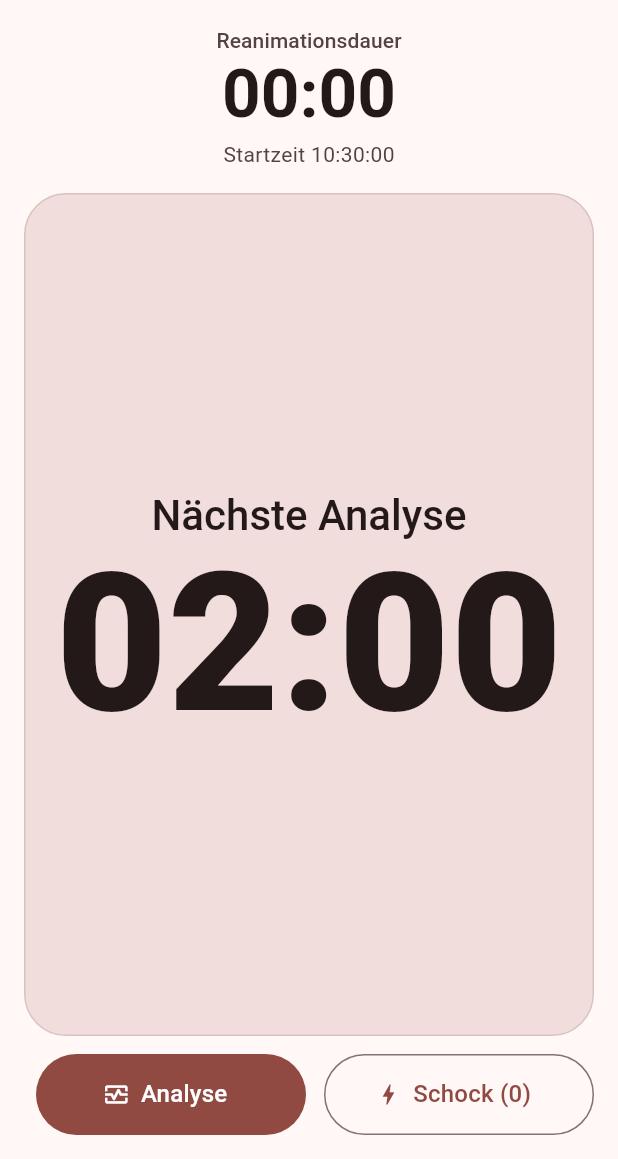
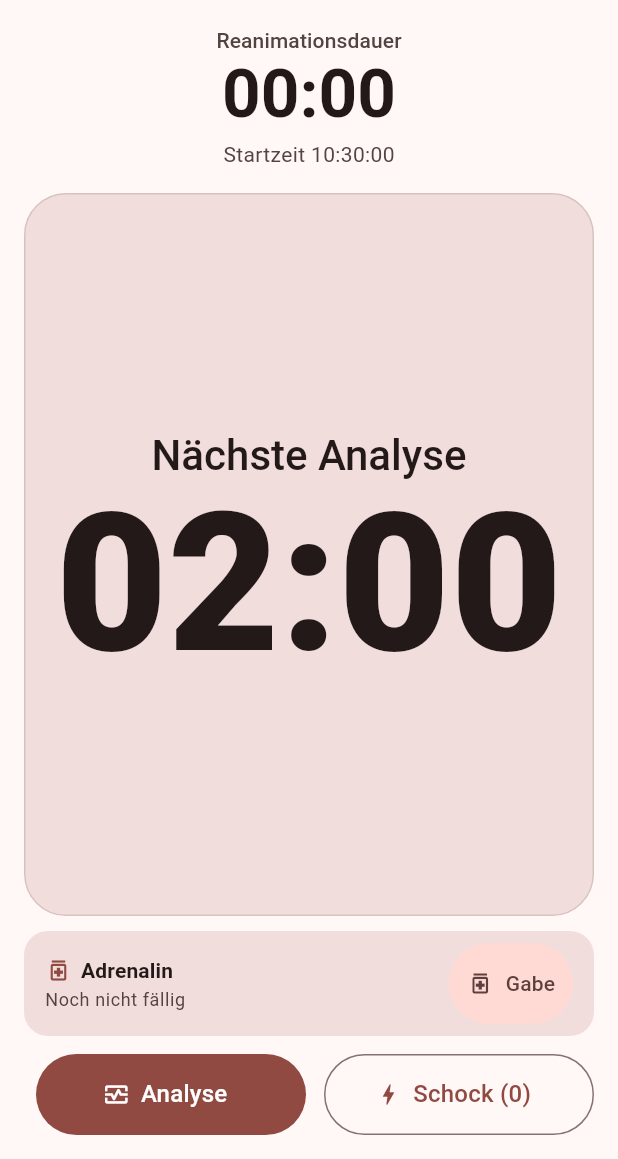
Before and after one commit to simonhauck/hp-cpr, a Flutter app: the screen it shows after launch, after a tap on "Jetzt starten", on a phone screen of 412 x 824 dp, the part 77-1236 px from its top. Run offline on Flutter 3.47's test engine with Material 3 defaults, Android fonts, the phone set to English and light mode, and no system bars; our stand-ins replace wakelock_plus.

Commit message:
feat(adrenalin): track the 3-5 minute Zeitfenster (#24)
Add Adrenalin doses and the 3-5 minute Zeitfenster. The first-dose hint follows the latest rhythm result and the Leitlinienprofil shock threshold; doses are recorded only when tapped.

The window starts at each dose, shows waiting/due/overdue states with 3:00/5:00 markers, and continues across phases. The running page gains a compact medication panel with the last dose time.

Closes #5

```diff
--- a/lib/features/leitlinienprofil/domain/leitlinienprofil.dart
+++ b/lib/features/leitlinienprofil/domain/leitlinienprofil.dart
@@ -17,4 +17,16 @@ enum Leitlinienprofil {
     Leitlinienprofil.aha2025 => const Duration(seconds: 10),
     Leitlinienprofil.erc2025 => const Duration(seconds: 5),
   };
+
+  /// The active Schock count at which the first Adrenalin dose is due.
+  int get adrenalinErsteGabeNachSchock => switch (this) {
+    Leitlinienprofil.aha2025 => 2,
+    Leitlinienprofil.erc2025 => 3,
+  };
+
+  /// The earliest time in the Adrenalin Zeitfenster.
+  Duration get adrenalinZeitfensterFruehestens => const Duration(minutes: 3);
+
+  /// The latest time in the Adrenalin Zeitfenster.
+  Duration get adrenalinZeitfensterSpaetestens => const Duration(minutes: 5);
 }
--- /dev/null
+++ b/lib/features/reanimationsfall/domain/adrenalin.dart
@@ -0,0 +1,13 @@
+/// The state of the 3–5 minute Adrenalin Zeitfenster.
+enum AdrenalinZeitfensterZustand { keine, wartet, faellig, ueberfaellig }
+
+/// A recorded Adrenalin dose.
+class AdrenalinGabe {
+  const AdrenalinGabe({required this.zeitpunkt, this.dosisMg = 1});
+
+  /// The elapsed time since the Startzeit when the dose was recorded.
+  final Duration zeitpunkt;
+
+  /// The administered dose in milligrams.
+  final int dosisMg;
+}
--- a/lib/features/reanimationsfall/domain/reanimationsfall.dart
+++ b/lib/features/reanimationsfall/domain/reanimationsfall.dart
@@ -1,5 +1,6 @@
 import 'package:hp_cpr/core/clock.dart';
 import 'package:hp_cpr/features/leitlinienprofil/domain/leitlinienprofil.dart';
+import 'package:hp_cpr/features/reanimationsfall/domain/adrenalin.dart';
 import 'package:hp_cpr/features/reanimationsfall/domain/rhythmusanalyse.dart';
 import 'package:hp_cpr/features/reanimationsfall/domain/schock.dart';
 
@@ -59,6 +60,9 @@ class Reanimationsfall {
       [];
   final List<SchockEreignis> _schocks = [];
   final List<SchockRueckgaengig> _schockRueckgaengigkeiten = [];
+  final List<AdrenalinGabe> _adrenalinGaben = [];
+  RhythmusanalyseErgebnis? _adrenalinAusloesendesErgebnis;
+  bool _ersteAdrenalinGabeFaellig = false;
 
   /// The monotonic timeline shifted by intervals recovered from the wall clock.
   Duration _monotonicNow() => _clock.monotonicNow() + _monotonicAdjustment;
@@ -125,6 +129,16 @@ class Reanimationsfall {
       _schockpauseOpeningSchockIndex = _schocks.length - 1;
       _isSchockpause = true;
     }
+
+    _updateAdrenalinGabeFaelligkeit();
+  }
+
+  /// Records an Adrenalin dose and starts a new Zeitfenster.
+  void recordAdrenalin() {
+    _adrenalinGaben.add(
+      AdrenalinGabe(zeitpunkt: _monotonicNow() - _monotonicStartOffset),
+    );
+    _ersteAdrenalinGabeFaellig = false;
   }
 
   /// Marks the most recent active Schock as undone.
@@ -155,6 +169,8 @@ class Reanimationsfall {
       _schockpauseOverdue = Duration.zero;
       _schockpauseOpeningSchockIndex = null;
     }
+
+    _updateAdrenalinGabeFaelligkeit();
   }
 
   /// Adds or replaces the energy of the most recent active Schock.
@@ -178,6 +194,26 @@ class Reanimationsfall {
     return -1;
   }
 
+  int get _aktiveSchockAnzahl =>
+      _schocks.length - _schockRueckgaengigkeiten.length;
+
+  void _updateAdrenalinGabeFaelligkeit() {
+    if (_adrenalinGaben.isNotEmpty) {
+      _ersteAdrenalinGabeFaellig = false;
+      return;
+    }
+
+    final ergebnis = _adrenalinAusloesendesErgebnis;
+    _ersteAdrenalinGabeFaellig = switch (ergebnis?.kategorie) {
+      RhythmusanalyseKategorie.nichtSchockbar => true,
+      RhythmusanalyseKategorie.schockbar =>
+        _aktiveSchockAnzahl >= leitlinienprofil.adrenalinErsteGabeNachSchock,
+      RhythmusanalyseKategorie.rosc ||
+      RhythmusanalyseKategorie.unklar ||
+      null => false,
+    };
+  }
+
   Duration _remainingInCycle(Duration now) {
     final cycle = leitlinienprofil.compressionCycle;
     final cycleElapsed = now - _compressionCycleStartOffset;
@@ -195,6 +231,8 @@ class Reanimationsfall {
     }
     _rhythmusanalyseErgebnis = ergebnis;
     _rhythmusanalyseNotiz = _normalizeNotiz(notiz);
+    _adrenalinAusloesendesErgebnis = ergebnis;
+    _updateAdrenalinGabeFaelligkeit();
   }
 
   /// Adds or replaces the optional note of the recorded result.
@@ -280,6 +318,16 @@ class Reanimationsfall {
         ),
     ];
 
+    final letzteAdrenalinGabe = _adrenalinGaben.isEmpty
+        ? null
+        : _adrenalinGaben.last;
+    final adrenalinSeitLetzterGabe = letzteAdrenalinGabe == null
+        ? null
+        : elapsed - letzteAdrenalinGabe.zeitpunkt;
+    final adrenalinZeitfensterZustand = letzteAdrenalinGabe == null
+        ? AdrenalinZeitfensterZustand.keine
+        : _adrenalinZustand(adrenalinSeitLetzterGabe!);
+
     return ReanimationsfallSnapshot(
       phase: _phase,
       leitlinienprofil: leitlinienprofil,
@@ -300,7 +348,21 @@ class Reanimationsfall {
       ),
       schocks: List.unmodifiable(schocks),
       schockRueckgaengigkeiten: List.unmodifiable(_schockRueckgaengigkeiten),
+      adrenalinGaben: List.unmodifiable(_adrenalinGaben),
+      adrenalinSeitLetzterGabe: adrenalinSeitLetzterGabe,
+      adrenalinZeitfensterZustand: adrenalinZeitfensterZustand,
+      istErsteAdrenalinGabeFaellig: _ersteAdrenalinGabeFaellig,
     );
+  }
+
+  AdrenalinZeitfensterZustand _adrenalinZustand(Duration seit) {
+    if (seit < leitlinienprofil.adrenalinZeitfensterFruehestens) {
+      return AdrenalinZeitfensterZustand.wartet;
+    }
+    if (seit <= leitlinienprofil.adrenalinZeitfensterSpaetestens) {
+      return AdrenalinZeitfensterZustand.faellig;
+    }
+    return AdrenalinZeitfensterZustand.ueberfaellig;
   }
 
   void _requireAnalysephase() {
@@ -356,6 +418,10 @@ class ReanimationsfallSnapshot {
     required this.uebersprungeneRhythmusanalysen,
     required this.schocks,
     required this.schockRueckgaengigkeiten,
+    required this.adrenalinGaben,
+    required this.adrenalinSeitLetzterGabe,
+    required this.adrenalinZeitfensterZustand,
+    required this.istErsteAdrenalinGabeFaellig,
   });
 
   final Reanimationsphase phase;
@@ -391,6 +457,24 @@ class ReanimationsfallSnapshot {
   /// Every undo entry for a Schock, kept as its own log record.
   final List<SchockRueckgaengig> schockRueckgaengigkeiten;
 
+  /// Every recorded Adrenalin dose.
+  final List<AdrenalinGabe> adrenalinGaben;
+
+  /// The time since the last Adrenalin dose, or null before the first dose.
+  final Duration? adrenalinSeitLetzterGabe;
+
+  /// The state of the current Adrenalin Zeitfenster.
+  final AdrenalinZeitfensterZustand adrenalinZeitfensterZustand;
+
+  /// Whether the first Adrenalin dose is clinically due.
+  final bool istErsteAdrenalinGabeFaellig;
+
+  /// The most recent Adrenalin dose, if any.
+  AdrenalinGabe? get letzteAdrenalinGabe {
+    if (adrenalinGaben.isEmpty) return null;
+    return adrenalinGaben.last;
+  }
+
   /// The number of Schocks that have not been undone.
   int get schockAnzahl =>
       schocks.where((schock) => !schock.rueckgaengig).length;
--- /dev/null
+++ b/lib/features/reanimationsfall/presentation/adrenalin_panel.dart
@@ -0,0 +1,265 @@
+import 'package:flutter/material.dart';
+
+import 'package:hp_cpr/features/reanimationsfall/domain/adrenalin.dart';
+import 'package:hp_cpr/features/reanimationsfall/domain/reanimationsfall.dart';
+import 'package:hp_cpr/features/reanimationsfall/presentation/timer_format.dart';
+import 'package:hp_cpr/l10n/app_localizations.dart';
+import 'package:hp_cpr/ui/layout/page_layout.dart';
+
+/// The Adrenalin Zeitfenster and the action to record a dose.
+class AdrenalinPanel extends StatelessWidget {
+  const AdrenalinPanel({
+    super.key,
+    required this.snapshot,
+    required this.layout,
+    required this.onRecordAdrenalin,
+  });
+
+  final ReanimationsfallSnapshot snapshot;
+  final PageLayout layout;
+  final VoidCallback onRecordAdrenalin;
+
+  @override
+  Widget build(BuildContext context) {
+    final l10n = AppLocalizations.of(context);
+    final theme = Theme.of(context);
+    final state = snapshot.adrenalinZeitfensterZustand;
+    final stateColor = switch (state) {
+      AdrenalinZeitfensterZustand.keine ||
+      AdrenalinZeitfensterZustand.wartet => theme.colorScheme.onSurfaceVariant,
+      AdrenalinZeitfensterZustand.faellig => theme.colorScheme.primary,
+      AdrenalinZeitfensterZustand.ueberfaellig => theme.colorScheme.error,
+    };
+    final stateLabel = switch (state) {
+      AdrenalinZeitfensterZustand.keine => '',
+      AdrenalinZeitfensterZustand.wartet => l10n.adrenalinStateWaiting,
+      AdrenalinZeitfensterZustand.faellig => l10n.adrenalinStateDue,
+      AdrenalinZeitfensterZustand.ueberfaellig => l10n.adrenalinStateOverdue,
+    };
+    final lastDose = snapshot.letzteAdrenalinGabe;
+    final sinceLastDose = snapshot.adrenalinSeitLetzterGabe;
+    final windowStart =
+        snapshot.leitlinienprofil.adrenalinZeitfensterFruehestens;
+    final windowEnd = snapshot.leitlinienprofil.adrenalinZeitfensterSpaetestens;
+    final startFraction = windowStart.inMilliseconds / windowEnd.inMilliseconds;
+
+    return Container(
+      padding: EdgeInsets.symmetric(
+        horizontal: layout.isCompact ? 10 : 14,
+        vertical: layout.isCompact ? 2 : 8,
+      ),
+      decoration: BoxDecoration(
+        color: theme.colorScheme.surfaceContainerHighest,
+        borderRadius: BorderRadius.circular(16),
+      ),
+      child: Row(
+        children: [
+          Expanded(
+            child: Column(
+              crossAxisAlignment: CrossAxisAlignment.start,
+              mainAxisSize: MainAxisSize.min,
+              children: [
+                Row(
+                  children: [
+                    Icon(
+                      Icons.medication_outlined,
+                      size: 18,
+                      color: theme.colorScheme.primary,
+                    ),
+                    const SizedBox(width: 6),
+                    Text(
+                      l10n.adrenalinLabel,
+                      style: theme.textTheme.titleSmall?.copyWith(
+                        fontWeight: FontWeight.w700,
+                      ),
+                    ),
+                    const SizedBox(width: 8),
+                    Expanded(
+                      child: Align(
+                        alignment: Alignment.centerRight,
+                        child: FittedBox(
+                          fit: BoxFit.scaleDown,
+                          child: Text(
+                            stateLabel,
+                            style: theme.textTheme.labelMedium?.copyWith(
+                              color: stateColor,
+                              fontWeight: FontWeight.w700,
+                            ),
+                          ),
+                        ),
+                      ),
+                    ),
+                  ],
+                ),
+                const SizedBox(height: 2),
+                if (lastDose != null && sinceLastDose != null) ...[
+                  _ZeitfensterBar(
+                    seitLetzterGabe: sinceLastDose,
+                    startFraction: startFraction,
+                    total: windowEnd,
+                    color: stateColor,
+                  ),
+                  const SizedBox(height: 2),
+                  SizedBox(
+                    height: 16,
+                    child: LayoutBuilder(
+                      builder: (context, constraints) {
+                        final width = constraints.maxWidth;
+                        final labelStyle = theme.textTheme.labelSmall?.copyWith(
+                          color: theme.colorScheme.onSurfaceVariant,
+                        );
+
+                        return Stack(
+                          clipBehavior: Clip.none,
+                          children: [
+                            Positioned(
+                              left: 0,
+                              right: width * (1 - startFraction) + 16,
+                              child: Text(
+                                l10n.adrenalinLastDose(
+                                  formatReanimationsdauer(lastDose.zeitpunkt),
+                                ),
+                                maxLines: 1,
+                                overflow: TextOverflow.ellipsis,
+                                style: labelStyle,
+                              ),
+                            ),
+                            Positioned(
+                              left: width * startFraction - 14,
+                              child: Text(
+                                formatElapsed(windowStart),
+                                style: labelStyle,
+                              ),
+                            ),
+                            Positioned(
+                              right: 0,
+                              child: Text(
+                                formatElapsed(windowEnd),
+                                style: labelStyle,
+                              ),
+                            ),
+                          ],
+                        );
+                      },
+                    ),
+                  ),
+                ] else
+                  Text(
+                    snapshot.istErsteAdrenalinGabeFaellig
+                        ? l10n.adrenalinFirstDoseDue
+                        : l10n.adrenalinNotDue,
+                    style: theme.textTheme.bodySmall?.copyWith(
+                      color: snapshot.istErsteAdrenalinGabeFaellig
+                          ? theme.colorScheme.primary
+                          : theme.colorScheme.onSurfaceVariant,
+                      fontWeight: snapshot.istErsteAdrenalinGabeFaellig
+                          ? FontWeight.w700
+                          : null,
+                    ),
+                  ),
+              ],
+            ),
+          ),
+          const SizedBox(width: 8),
+          FilledButton.tonalIcon(
+            onPressed: onRecordAdrenalin,
+            icon: const Icon(Icons.medication_outlined),
+            label: Text(l10n.adrenalinRecordButton),
+            style: FilledButton.styleFrom(
+              minimumSize: Size(0, layout.actionHeight),
+              padding: const EdgeInsets.symmetric(horizontal: 12),
+              textStyle: theme.textTheme.titleSmall,
+            ),
+          ),
+        ],
+      ),
+    );
+  }
+}
+
+class _ZeitfensterBar extends StatelessWidget {
+  const _ZeitfensterBar({
+    required this.seitLetzterGabe,
+    required this.startFraction,
+    required this.total,
+    required this.color,
+  });
+
+  final Duration seitLetzterGabe;
+  final double startFraction;
+  final Duration total;
+  final Color color;
+
+  @override
+  Widget build(BuildContext context) {
+    final theme = Theme.of(context);
+    final progress = (seitLetzterGabe.inMilliseconds / total.inMilliseconds)
+        .clamp(0.0, 1.0)
+        .toDouble();
+
+    return SizedBox(
+      height: 8,
+      child: LayoutBuilder(
+        builder: (context, constraints) {
+          final width = constraints.maxWidth;
+
+          return Stack(
+            clipBehavior: Clip.none,
+            children: [
+              Positioned.fill(
+                child: DecoratedBox(
+                  decoration: BoxDecoration(
+                    color: theme.colorScheme.outlineVariant,
+                    borderRadius: BorderRadius.circular(4),
+                  ),
+                ),
+              ),
+              Positioned(
+                left: 0,
+                top: 0,
+                bottom: 0,
+                width: width * progress,
+                child: DecoratedBox(
+                  decoration: BoxDecoration(
+                    color: color,
+                    borderRadius: BorderRadius.circular(4),
+                  ),
+                ),
+              ),
+              Positioned(
+                left: width * startFraction - 1,
+                top: -2,
+                bottom: -2,
+                child: Container(
+                  width: 2,
+                  color: theme.colorScheme.onSurfaceVariant,
+                ),
+              ),
+              Positioned(
+                right: 0,
+                top: -2,
+                bottom: -2,
+                child: Container(
+                  width: 2,
+                  color: theme.colorScheme.onSurfaceVariant,
+                ),
+              ),
+              Positioned(
+                left: (width * progress - 2).clamp(0, width - 4).toDouble(),
+                top: -2,
+                bottom: -2,
+                child: Container(
+                  width: 4,
+                  decoration: BoxDecoration(
+                    color: color,
+                    borderRadius: BorderRadius.circular(2),
+                  ),
+                ),
+              ),
+            ],
+          );
+        },
+      ),
+    );
+  }
+}
--- a/lib/features/reanimationsfall/presentation/reanimationsfall_page.dart
+++ b/lib/features/reanimationsfall/presentation/reanimationsfall_page.dart
@@ -7,6 +7,7 @@ import 'package:hp_cpr/features/leitlinienprofil/domain/leitlinienprofil.dart';
 import 'package:hp_cpr/features/leitlinienprofil/presentation/leitlinienprofil_chip.dart';
 import 'package:hp_cpr/features/reanimationsfall/domain/reanimationsfall.dart';
 import 'package:hp_cpr/features/reanimationsfall/domain/rhythmusanalyse.dart';
+import 'package:hp_cpr/features/reanimationsfall/presentation/adrenalin_panel.dart';
 import 'package:hp_cpr/features/reanimationsfall/presentation/phase_action_bar.dart';
 import 'package:hp_cpr/features/reanimationsfall/presentation/rhythmusanalyse_dialog.dart';
 import 'package:hp_cpr/features/reanimationsfall/presentation/rhythmusanalyse_notiz_dialog.dart';
@@ -72,6 +73,10 @@ class _ReanimationsfallPageState extends State<ReanimationsfallPage>
 
   void _recordSchock() {
     setState(widget.reanimationsfall.recordSchock);
+  }
+
+  void _recordAdrenalin() {
+    setState(widget.reanimationsfall.recordAdrenalin);
   }
 
   void _undoLastSchock() {
@@ -150,7 +155,7 @@ class _ReanimationsfallPageState extends State<ReanimationsfallPage>
         );
         final timer = _PhaseTimerPanel(snapshot: snapshot, layout: layout);
 
-        return layout.isLandscape
+        final main = layout.isLandscape
             ? Row(
                 crossAxisAlignment: CrossAxisAlignment.stretch,
                 children: [
@@ -164,6 +169,19 @@ class _ReanimationsfallPageState extends State<ReanimationsfallPage>
                   reanimationsdauerPanel,
                   const SizedBox(height: 16),
                   Expanded(child: timer),
+                ],
+              );
+
+        return Column(
+          crossAxisAlignment: CrossAxisAlignment.stretch,
+          children: [
+            Expanded(child: main),
+            SizedBox(height: layout.isCompact ? 6 : 10),
+            AdrenalinPanel(
+              snapshot: snapshot,
+              layout: layout,
+              onRecordAdrenalin: _recordAdrenalin,
+            ),
           ],
         );
       },
@@ -351,7 +369,7 @@ class _DruckphaseTimerPanel extends StatelessWidget {
 
     return _PhasePanel(
       isAlert: isDue,
-      padding: EdgeInsets.all(layout.isCompact ? 12 : 20),
+      padding: EdgeInsets.all(layout.isCompact ? 6 : 20),
       child: Column(
         mainAxisAlignment: MainAxisAlignment.center,
         children: [
@@ -369,9 +387,15 @@ class _DruckphaseTimerPanel extends StatelessWidget {
                 ],
                 Text(
                   label,
-                  style: theme.textTheme.headlineMedium?.copyWith(
+                  style:
+                      (layout.isCompact
+                              ? theme.textTheme.titleMedium
+                              : theme.textTheme.headlineMedium)
+                          ?.copyWith(
                             color: foreground,
-                    fontWeight: isDue ? FontWeight.w800 : FontWeight.w500,
+                            fontWeight: isDue
+                                ? FontWeight.w800
+                                : FontWeight.w500,
                           ),
                 ),
               ],
@@ -420,13 +444,17 @@ class _AnalysephaseTimerPanel extends StatelessWidget {
 
     return _PhasePanel(
       isAlert: isOverdue,
-      padding: EdgeInsets.all(layout.isCompact ? 12 : 20),
+      padding: EdgeInsets.all(layout.isCompact ? 6 : 20),
       child: Column(
         mainAxisAlignment: MainAxisAlignment.center,
         children: [
           Text(
             l10n.pauseLabel,
-            style: theme.textTheme.titleMedium?.copyWith(
+            style:
+                (layout.isCompact
+                        ? theme.textTheme.labelLarge
+                        : theme.textTheme.titleMedium)
+                    ?.copyWith(
                       color: isOverdue
                           ? foreground
                           : theme.colorScheme.onSurfaceVariant,
--- a/lib/l10n/app_de.arb
+++ b/lib/l10n/app_de.arb
@@ -303,6 +303,43 @@
   "@schockEnergyInvalid": {
     "description": "Fehlermeldung bei einer ungültigen Schockenergie"
   },
+  "adrenalinLabel": "Adrenalin",
+  "@adrenalinLabel": {
+    "description": "Beschriftung des Adrenalin-Zeitfensters"
+  },
+  "adrenalinRecordButton": "Gabe",
+  "@adrenalinRecordButton": {
+    "description": "Schaltfläche zum Erfassen einer Adrenalin-Gabe"
+  },
+  "adrenalinFirstDoseDue": "Erste Gabe fällig",
+  "@adrenalinFirstDoseDue": {
+    "description": "Hinweis, dass die erste Adrenalin-Gabe jetzt fällig ist"
+  },
+  "adrenalinNotDue": "Noch nicht fällig",
+  "@adrenalinNotDue": {
+    "description": "Hinweis, dass die erste Adrenalin-Gabe noch nicht fällig ist"
+  },
+  "adrenalinStateWaiting": "wartet",
+  "@adrenalinStateWaiting": {
+    "description": "Zustand des Adrenalin-Zeitfensters vor 3 Minuten"
+  },
+  "adrenalinStateDue": "fällig",
+  "@adrenalinStateDue": {
+    "description": "Zustand des Adrenalin-Zeitfensters zwischen 3 und 5 Minuten"
+  },
+  "adrenalinStateOverdue": "überfällig",
+  "@adrenalinStateOverdue": {
+    "description": "Zustand des Adrenalin-Zeitfensters nach 5 Minuten"
+  },
+  "adrenalinLastDose": "Letzte Gabe {time}",
+  "@adrenalinLastDose": {
+    "description": "Zeitpunkt der letzten Adrenalin-Gabe",
+    "placeholders": {
+      "time": {
+        "type": "String"
+      }
+    }
+  },
   "saveButton": "Speichern",
   "@saveButton": {
     "description": "Schaltfläche zum Speichern eines Dialogs"
--- a/lib/l10n/app_localizations.dart
+++ b/lib/l10n/app_localizations.dart
@@ -484,6 +484,54 @@ abstract class AppLocalizations {
   /// **'Bitte eine ganze Zahl größer als 0 eingeben.'**
   String get schockEnergyInvalid;
 
+  /// Beschriftung des Adrenalin-Zeitfensters
+  ///
+  /// In de, this message translates to:
+  /// **'Adrenalin'**
+  String get adrenalinLabel;
+
+  /// Schaltfläche zum Erfassen einer Adrenalin-Gabe
+  ///
+  /// In de, this message translates to:
+  /// **'Gabe'**
+  String get adrenalinRecordButton;
+
+  /// Hinweis, dass die erste Adrenalin-Gabe jetzt fällig ist
+  ///
+  /// In de, this message translates to:
+  /// **'Erste Gabe fällig'**
+  String get adrenalinFirstDoseDue;
+
+  /// Hinweis, dass die erste Adrenalin-Gabe noch nicht fällig ist
+  ///
+  /// In de, this message translates to:
+  /// **'Noch nicht fällig'**
+  String get adrenalinNotDue;
+
+  /// Zustand des Adrenalin-Zeitfensters vor 3 Minuten
+  ///
+  /// In de, this message translates to:
+  /// **'wartet'**
+  String get adrenalinStateWaiting;
+
+  /// Zustand des Adrenalin-Zeitfensters zwischen 3 und 5 Minuten
+  ///
+  /// In de, this message translates to:
+  /// **'fällig'**
+  String get adrenalinStateDue;
+
+  /// Zustand des Adrenalin-Zeitfensters nach 5 Minuten
+  ///
+  /// In de, this message translates to:
+  /// **'überfällig'**
+  String get adrenalinStateOverdue;
+
+  /// Zeitpunkt der letzten Adrenalin-Gabe
+  ///
+  /// In de, this message translates to:
+  /// **'Letzte Gabe {time}'**
+  String adrenalinLastDose(String time);
+
   /// Schaltfläche zum Speichern eines Dialogs
   ///
   /// In de, this message translates to:
--- a/lib/l10n/app_localizations_de.dart
+++ b/lib/l10n/app_localizations_de.dart
@@ -226,6 +226,32 @@ class AppLocalizationsDe extends AppLocalizations {
       'Bitte eine ganze Zahl größer als 0 eingeben.';
 
   @override
+  String get adrenalinLabel => 'Adrenalin';
+
+  @override
+  String get adrenalinRecordButton => 'Gabe';
+
+  @override
+  String get adrenalinFirstDoseDue => 'Erste Gabe fällig';
+
+  @override
+  String get adrenalinNotDue => 'Noch nicht fällig';
+
+  @override
+  String get adrenalinStateWaiting => 'wartet';
+
+  @override
+  String get adrenalinStateDue => 'fällig';
+
+  @override
+  String get adrenalinStateOverdue => 'überfällig';
+
+  @override
+  String adrenalinLastDose(String time) {
+    return 'Letzte Gabe $time';
+  }
+
+  @override
   String get saveButton => 'Speichern';
 
   @override
```
Also changed, not shown: lib/features/reanimationsfall/presentation/phase_action_bar.dart (+15 -1 lines), 3 other files. Lines whose indentation alone changed are shown as unchanged.
